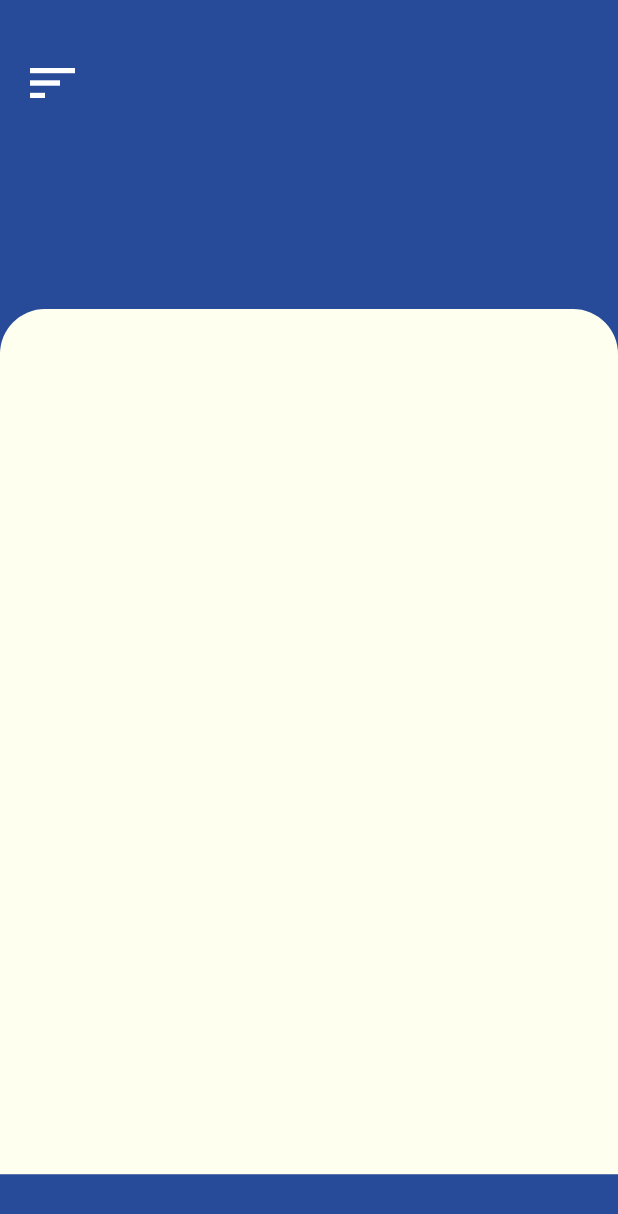
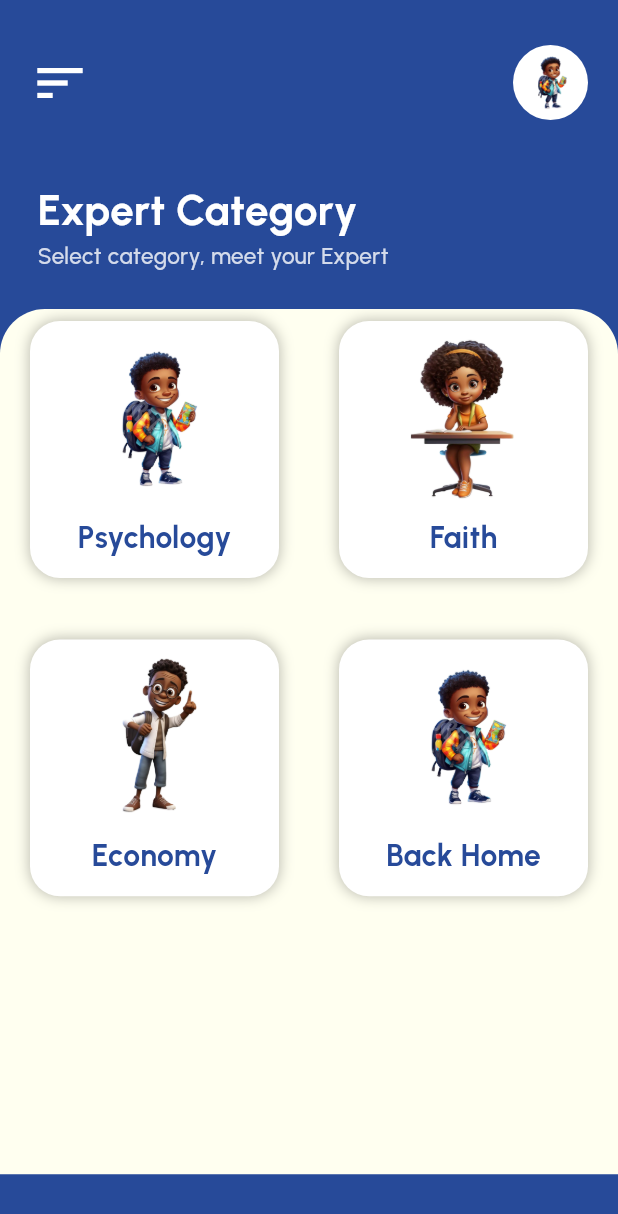
Before and after one commit to HenrySode/tujuavyo_mobile, a Flutter app: the ExpertPage screen opened by its route, on a phone screen of 412 x 824 dp. Shown: the top 1214 px of the screen. Run offline on Flutter 3.47's test engine with Material 3 defaults, Android fonts, the phone set to English and light mode, and no system bars; our stand-ins replace social_login_buttons; project files that could hold a hidden picture were left out.

Commit message:
Initial Commit

```diff
--- a/lib/components/custom_nav_drawer.dart
+++ b/lib/components/custom_nav_drawer.dart
@@ -65,7 +65,7 @@ class CustomNavigationDrawer extends StatelessWidget {
             leading: const Icon(Icons.home_outlined),
             title: const Text('Home'),
             onTap: () {
-              Navigator.pushNamed(context, '/home');
+              Navigator.pushNamed(context, '/main');
             },
           ),
           ListTile(
--- a/lib/config/app_routes.dart
+++ b/lib/config/app_routes.dart
@@ -1,3 +1,4 @@
+import 'package:tujuavyo/components/custom_nav_drawer.dart';
 import 'package:tujuavyo/pages/account_page.dart';
 import 'package:tujuavyo/pages/chat_page.dart';
 import 'package:tujuavyo/pages/events_news.dart';
@@ -23,6 +24,7 @@ class AppRoutes {
     '/expert': (context) => ExpertPage(),
     '/books': (context) => const BooksPage(),
     '/courses': (context) => const CoursesPage(),
+    '/nav': (context) => const CustomNavigationDrawer(),
   };
 
   static const onboarding = '/';
@@ -36,4 +38,5 @@ class AppRoutes {
   static const expert = '/expert';
   static const books = '/books';
   static const courses = '/courses';
+  static const nav = '/nav';
 }
--- a/lib/pages/home_pages/expert_page.dart
+++ b/lib/pages/home_pages/expert_page.dart
@@ -7,6 +7,18 @@ class ExpertPage extends StatelessWidget {
   ExpertPage({super.key});
 
   var height, width;
+  List imgData = [
+    'assets/temp/image1.png',
+    'assets/temp/image2.png',
+    'assets/temp/image3.png',
+    'assets/temp/image1.png',
+  ];
+  List expertTitle = [
+    'Psychology',
+    'Faith',
+    'Economy',
+    'Back Home',
+  ];
 
   @override
   Widget build(BuildContext context) {
@@ -26,26 +38,67 @@ class ExpertPage extends StatelessWidget {
               height: height * 0.25,
               width: width,
               child: Column(
+                crossAxisAlignment: CrossAxisAlignment.start,
                 children: [
                   Padding(
                     padding: const EdgeInsets.only(
-                      top: 35,
-                      left: 15,
-                      right: 15,
+                      top: 30,
+                      left: 20,
+                      right: 20,
                     ),
                     child: Row(
+                      mainAxisAlignment: MainAxisAlignment.spaceBetween,
                       children: [
                         InkWell(
-                          onTap: () {},
+                          onTap: () {
+                            Navigator.pushNamed(context, '/nav');
+                          },
                           child: const Icon(
                             Icons.sort,
                             color: Colors.white,
                             size: 40,
                           ),
-                        )
+                        ),
+                        ClipOval(
+                          child: Container(
+                            height: 50,
+                            width: 50,
+                            decoration: const BoxDecoration(
+                              color: AppColors.white,
+                              image: DecorationImage(
+                                image: AssetImage('assets/temp/image1.png'),
+                              ),
+                            ),
+                          ),
+                        ),
                       ],
                     ),
-                  )
+                  ),
+                  Padding(
+                    padding: const EdgeInsets.only(
+                      top: 40,
+                      left: 25,
+                    ),
+                    child: Column(
+                      crossAxisAlignment: CrossAxisAlignment.start,
+                      children: [
+                        const Text(
+                          'Expert Category',
+                          style: TextStyle(
+                              color: AppColors.white,
+                              fontWeight: FontWeight.w600,
+                              fontSize: 28),
+                        ),
+                        Text(
+                          'Select category, meet your Expert',
+                          style: TextStyle(
+                              color: AppColors.white.withOpacity(0.8),
+                              fontWeight: FontWeight.w500,
+                              fontSize: 15),
+                        ),
+                      ],
+                    ),
+                  ),
                 ],
               ),
             ),
@@ -59,6 +112,53 @@ class ExpertPage extends StatelessWidget {
               ),
               height: height * 0.70,
               width: width,
+              child: GridView.builder(
+                gridDelegate: const SliverGridDelegateWithFixedCrossAxisCount(
+                  crossAxisCount: 2,
+                  childAspectRatio: 1.1,
+                  mainAxisSpacing: 25,
+                ),
+                shrinkWrap: true,
+                physics: const NeverScrollableScrollPhysics(),
+                itemCount: imgData.length,
+                itemBuilder: (context, index) {
+                  return InkWell(
+                    onTap: () {},
+                    child: Container(
+                      height: 20,
+                      margin: const EdgeInsets.symmetric(
+                        horizontal: 20,
+                        vertical: 8,
+                      ),
+                      decoration: BoxDecoration(
+                        borderRadius: BorderRadius.circular(20),
+                        color: AppColors.white,
+                        boxShadow: const [
+                          BoxShadow(
+                              color: Colors.black26,
+                              spreadRadius: 0.3,
+                              blurRadius: 7)
+                        ],
+                      ),
+                      child: Column(
+                        children: [
+                          Image.asset(
+                            imgData[index],
+                            width: 130,
+                          ),
+                          Text(
+                            expertTitle[index],
+                            style: const TextStyle(
+                                color: AppColors.primaryColor,
+                                fontWeight: FontWeight.bold,
+                                fontSize: 20),
+                          )
+                        ],
+                      ),
+                    ),
+                  );
+                },
+              ),
             )
           ],
         ),
```
